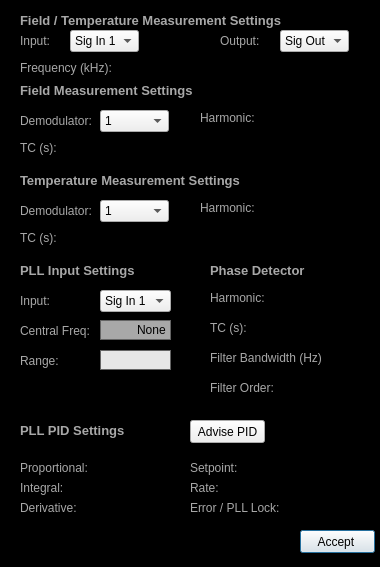
Old version of the form Scanner GUI/ApproachModule/MeasurementSettings.ui in the repository afylab/nanoSQUID-Scanning-Software.
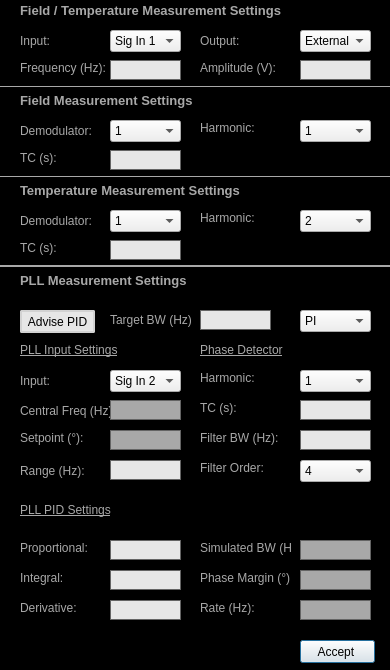
New version of the form.

```diff
--- a/Scanner GUI/ApproachModule/MeasurementSettings.ui
+++ b/Scanner GUI/ApproachModule/MeasurementSettings.ui
@@ -6,8 +6,8 @@
    <rect>
     <x>0</x>
     <y>0</y>
-    <width>380</width>
-    <height>567</height>
+    <width>390</width>
+    <height>670</height>
    </rect>
   </property>
   <property name="sizePolicy">
@@ -24,8 +24,8 @@
   </property>
   <property name="maximumSize">
    <size>
-    <width>380</width>
-    <height>600</height>
+    <width>500</width>
+    <height>800</height>
    </size>
   </property>
   <property name="windowTitle">
@@ -48,16 +48,15 @@
    <property name="geometry">
     <rect>
      <x>20</x>
-     <y>260</y>
+     <y>340</y>
      <width>121</width>
      <height>20</height>
     </rect>
    </property>
    <property name="font">
     <font>
-     <pointsize>10</pointsize>
-     <weight>75</weight>
-     <bold>true</bold>
+     <pointsize>9</pointsize>
+     <underline>true</underline>
     </font>
    </property>
    <property name="styleSheet">
@@ -76,7 +75,7 @@
    <property name="geometry">
     <rect>
      <x>300</x>
-     <y>530</y>
+     <y>640</y>
      <width>75</width>
      <height>23</height>
     </rect>
@@ -89,7 +88,7 @@
    <property name="geometry">
     <rect>
      <x>20</x>
-     <y>460</y>
+     <y>540</y>
      <width>71</width>
      <height>16</height>
     </rect>
@@ -102,7 +101,7 @@
    <property name="geometry">
     <rect>
      <x>20</x>
-     <y>480</y>
+     <y>570</y>
      <width>51</width>
      <height>16</height>
     </rect>
@@ -111,24 +110,11 @@
     <string>Integral:</string>
    </property>
   </widget>
-  <widget class="QPushButton" name="pushButton_2">
-   <property name="geometry">
-    <rect>
-     <x>190</x>
-     <y>420</y>
-     <width>75</width>
-     <height>23</height>
-    </rect>
-   </property>
-   <property name="text">
-    <string>Advise PID</string>
-   </property>
-  </widget>
   <widget class="QLabel" name="label_2">
    <property name="geometry">
     <rect>
      <x>20</x>
-     <y>500</y>
+     <y>600</y>
      <width>71</width>
      <height>16</height>
     </rect>
@@ -141,33 +127,33 @@
    <property name="geometry">
     <rect>
      <x>20</x>
-     <y>320</y>
-     <width>71</width>
+     <y>400</y>
+     <width>91</width>
      <height>22</height>
     </rect>
    </property>
    <property name="text">
-    <string>Central Freq:</string>
+    <string>Central Freq (Hz):</string>
    </property>
   </widget>
   <widget class="QLabel" name="label_5">
    <property name="geometry">
     <rect>
-     <x>210</x>
-     <y>350</y>
+     <x>200</x>
+     <y>430</y>
      <width>111</width>
      <height>16</height>
     </rect>
    </property>
    <property name="text">
-    <string>Filter Bandwidth (Hz):</string>
+    <string>Filter BW (Hz):</string>
    </property>
   </widget>
   <widget class="QLabel" name="label_6">
    <property name="geometry">
     <rect>
      <x>20</x>
-     <y>290</y>
+     <y>370</y>
      <width>71</width>
      <height>22</height>
     </rect>
@@ -180,29 +166,30 @@
    <property name="geometry">
     <rect>
      <x>20</x>
-     <y>350</y>
+     <y>460</y>
      <width>71</width>
      <height>22</height>
     </rect>
    </property>
    <property name="text">
-    <string>Range:</string>
+    <string>Range (Hz):</string>
    </property>
   </widget>
   <widget class="QLabel" name="label_title_2">
    <property name="geometry">
     <rect>
-     <x>210</x>
-     <y>260</y>
+     <x>200</x>
+     <y>340</y>
      <width>111</width>
      <height>20</height>
     </rect>
    </property>
    <property name="font">
     <font>
-     <pointsize>10</pointsize>
-     <weight>75</weight>
-     <bold>true</bold>
+     <pointsize>9</pointsize>
+     <weight>50</weight>
+     <bold>false</bold>
+     <underline>true</underline>
     </font>
    </property>
    <property name="styleSheet">
@@ -220,8 +207,8 @@
   <widget class="QLabel" name="label_8">
    <property name="geometry">
     <rect>
-     <x>210</x>
-     <y>290</y>
+     <x>200</x>
+     <y>370</y>
      <width>71</width>
      <height>16</height>
     </rect>
@@ -233,8 +220,8 @@
   <widget class="QLabel" name="label_9">
    <property name="geometry">
     <rect>
-     <x>210</x>
-     <y>320</y>
+     <x>200</x>
+     <y>400</y>
      <width>71</width>
      <height>16</height>
     </rect>
@@ -246,8 +233,8 @@
   <widget class="QLabel" name="label_10">
    <property name="geometry">
     <rect>
-     <x>210</x>
-     <y>380</y>
+     <x>200</x>
+     <y>460</y>
      <width>111</width>
      <height>16</height>
     </rect>
@@ -260,16 +247,17 @@
    <property name="geometry">
     <rect>
      <x>20</x>
-     <y>420</y>
+     <y>500</y>
      <width>111</width>
      <height>20</height>
     </rect>
    </property>
    <property name="font">
     <font>
-     <pointsize>10</pointsize>
-     <weight>75</weight>
-     <bold>true</bold>
+     <pointsize>9</pointsize>
+     <weight>50</weight>
+     <bold>false</bold>
+     <underline>true</underline>
     </font>
    </property>
    <property name="styleSheet">
@@ -287,104 +275,74 @@
   <widget class="QLabel" name="label_11">
    <property name="geometry">
     <rect>
-     <x>190</x>
-     <y>460</y>
-     <width>71</width>
+     <x>200</x>
+     <y>540</y>
+     <width>91</width>
      <height>16</height>
     </rect>
    </property>
    <property name="text">
-    <string>Setpoint:</string>
+    <string>Simulated BW (Hz):</string>
    </property>
   </widget>
   <widget class="QLabel" name="label_12">
    <property name="geometry">
     <rect>
-     <x>190</x>
-     <y>480</y>
+     <x>200</x>
+     <y>600</y>
      <width>71</width>
      <height>16</height>
     </rect>
    </property>
    <property name="text">
-    <string>Rate:</string>
+    <string>Rate (Hz):</string>
    </property>
   </widget>
-  <widget class="QLabel" name="label_13">
+  <widget class="QLineEdit" name="lineEdit_PLL_CenterFreq">
    <property name="geometry">
     <rect>
-     <x>190</x>
-     <y>500</y>
-     <width>111</width>
-     <height>16</height>
-    </rect>
-   </property>
-   <property name="text">
-    <string>Error / PLL Lock:</string>
-   </property>
-  </widget>
-  <widget class="QComboBox" name="comboBox">
-   <property name="geometry">
-    <rect>
-     <x>100</x>
-     <y>290</y>
-     <width>71</width>
-     <height>22</height>
-    </rect>
-   </property>
-   <property name="currentText">
-    <string notr="true">Sig In 1</string>
-   </property>
-   <property name="currentIndex">
-    <number>0</number>
-   </property>
-   <item>
-    <property name="text">
-     <string>Sig In 1</string>
-    </property>
-   </item>
-   <item>
-    <property name="text">
-     <string>Sig In 2</string>
-    </property>
-   </item>
-  </widget>
-  <widget class="QLineEdit" name="lineEdit_CenterFreq">
-   <property name="geometry">
-    <rect>
-     <x>100</x>
-     <y>320</y>
+     <x>110</x>
+     <y>400</y>
      <width>71</width>
      <height>20</height>
     </rect>
    </property>
    <property name="styleSheet">
-    <string notr="true">#lineEdit_CenterFreq{
+    <string notr="true">#lineEdit_PLL_CenterFreq{
 background: rgb(168,168,168);
 }</string>
    </property>
    <property name="text">
-    <string>None</string>
+    <string/>
    </property>
    <property name="alignment">
     <set>Qt::AlignRight|Qt::AlignTrailing|Qt::AlignVCenter</set>
    </property>
+   <property name="readOnly">
+    <bool>true</bool>
+   </property>
   </widget>
   <widget class="QLineEdit" name="lineEdit_2">
    <property name="geometry">
     <rect>
-     <x>100</x>
-     <y>350</y>
+     <x>110</x>
+     <y>460</y>
      <width>71</width>
      <height>20</height>
     </rect>
    </property>
+   <property name="text">
+    <string/>
+   </property>
+   <property name="alignment">
+    <set>Qt::AlignRight|Qt::AlignTrailing|Qt::AlignVCenter</set>
+   </property>
   </widget>
   <widget class="QLabel" name="label_title_4">
    <property name="geometry">
     <rect>
      <x>20</x>
-     <y>80</y>
+     <y>90</y>
      <width>311</width>
      <height>20</height>
     </rect>
@@ -412,7 +370,7 @@
    <property name="geometry">
     <rect>
      <x>20</x>
-     <y>140</y>
+     <y>150</y>
      <width>71</width>
      <height>16</height>
     </rect>
@@ -425,7 +383,7 @@
    <property name="geometry">
     <rect>
      <x>200</x>
-     <y>110</y>
+     <y>120</y>
      <width>61</width>
      <height>16</height>
     </rect>
@@ -438,7 +396,7 @@
    <property name="geometry">
     <rect>
      <x>20</x>
-     <y>170</y>
+     <y>180</y>
      <width>311</width>
      <height>20</height>
     </rect>
@@ -465,12 +423,15 @@
   <widget class="QComboBox" name="comboBox_3">
    <property name="geometry">
     <rect>
-     <x>280</x>
+     <x>300</x>
      <y>30</y>
-     <width>69</width>
+     <width>71</width>
      <height>22</height>
     </rect>
    </property>
+   <property name="currentIndex">
+    <number>2</number>
+   </property>
    <item>
     <property name="text">
      <string>Sig Out 1</string>
@@ -490,7 +451,7 @@
   <widget class="QLabel" name="label_15">
    <property name="geometry">
     <rect>
-     <x>220</x>
+     <x>200</x>
      <y>30</y>
      <width>51</width>
      <height>22</height>
@@ -516,9 +477,9 @@
   <widget class="QComboBox" name="comboBox_2">
    <property name="geometry">
     <rect>
-     <x>70</x>
+     <x>110</x>
      <y>30</y>
-     <width>69</width>
+     <width>71</width>
      <height>22</height>
     </rect>
    </property>
@@ -537,7 +498,7 @@
    <property name="geometry">
     <rect>
      <x>20</x>
-     <y>10</y>
+     <y>0</y>
      <width>311</width>
      <height>20</height>
     </rect>
@@ -565,7 +526,7 @@
    <property name="geometry">
     <rect>
      <x>20</x>
-     <y>110</y>
+     <y>120</y>
      <width>71</width>
      <height>22</height>
     </rect>
@@ -577,9 +538,9 @@
   <widget class="QComboBox" name="comboBox_4">
    <property name="geometry">
     <rect>
-     <x>100</x>
-     <y>110</y>
-     <width>69</width>
+     <x>110</x>
+     <y>120</y>
+     <width>71</width>
      <height>22</height>
     </rect>
    </property>
@@ -624,14 +585,14 @@
     </rect>
    </property>
    <property name="text">
-    <string>Frequency (kHz):</string>
+    <string>Frequency (Hz):</string>
    </property>
   </widget>
   <widget class="QLabel" name="label_20">
    <property name="geometry">
     <rect>
      <x>20</x>
-     <y>230</y>
+     <y>240</y>
      <width>71</width>
      <height>16</height>
     </rect>
@@ -644,7 +605,7 @@
    <property name="geometry">
     <rect>
      <x>200</x>
-     <y>200</y>
+     <y>210</y>
      <width>61</width>
      <height>16</height>
     </rect>
@@ -656,9 +617,9 @@
   <widget class="QComboBox" name="comboBox_5">
    <property name="geometry">
     <rect>
-     <x>100</x>
-     <y>200</y>
-     <width>69</width>
+     <x>110</x>
+     <y>210</y>
+     <width>71</width>
      <height>22</height>
     </rect>
    </property>
@@ -697,7 +658,7 @@
    <property name="geometry">
     <rect>
      <x>20</x>
-     <y>200</y>
+     <y>210</y>
      <width>71</width>
      <height>22</height>
     </rect>
@@ -706,6 +667,702 @@
     <string>Demodulator:</string>
    </property>
   </widget>
+  <widget class="QComboBox" name="comboBox_PLL_Input">
+   <property name="geometry">
+    <rect>
+     <x>110</x>
+     <y>370</y>
+     <width>71</width>
+     <height>22</height>
+    </rect>
+   </property>
+   <property name="currentIndex">
+    <number>1</number>
+   </property>
+   <item>
+    <property name="text">
+     <string>Sig In 1</string>
+    </property>
+   </item>
+   <item>
+    <property name="text">
+     <string>Sig In 2</string>
+    </property>
+   </item>
+  </widget>
+  <widget class="QComboBox" name="comboBox_PLL_Harmonic">
+   <property name="geometry">
+    <rect>
+     <x>300</x>
+     <y>370</y>
+     <width>71</width>
+     <height>22</height>
+    </rect>
+   </property>
+   <item>
+    <property name="text">
+     <string>1</string>
+    </property>
+   </item>
+   <item>
+    <property name="text">
+     <string>2</string>
+    </property>
+   </item>
+   <item>
+    <property name="text">
+     <string>3</string>
+    </property>
+   </item>
+   <item>
+    <property name="text">
+     <string>4</string>
+    </property>
+   </item>
+   <item>
+    <property name="text">
+     <string>5</string>
+    </property>
+   </item>
+   <item>
+    <property name="text">
+     <string>6</string>
+    </property>
+   </item>
+   <item>
+    <property name="text">
+     <string>7</string>
+    </property>
+   </item>
+   <item>
+    <property name="text">
+     <string>8</string>
+    </property>
+   </item>
+  </widget>
+  <widget class="QLineEdit" name="lineEdit_PLL_TC">
+   <property name="geometry">
+    <rect>
+     <x>300</x>
+     <y>400</y>
+     <width>71</width>
+     <height>20</height>
+    </rect>
+   </property>
+   <property name="text">
+    <string/>
+   </property>
+   <property name="alignment">
+    <set>Qt::AlignRight|Qt::AlignTrailing|Qt::AlignVCenter</set>
+   </property>
+  </widget>
+  <widget class="QLabel" name="label_title_7">
+   <property name="geometry">
+    <rect>
+     <x>20</x>
+     <y>270</y>
+     <width>181</width>
+     <height>20</height>
+    </rect>
+   </property>
+   <property name="font">
+    <font>
+     <pointsize>10</pointsize>
+     <weight>75</weight>
+     <bold>true</bold>
+    </font>
+   </property>
+   <property name="styleSheet">
+    <string notr="true">#label_title{
+color:rgb(168,168,168)
+}</string>
+   </property>
+   <property name="text">
+    <string>PLL Measurement Settings</string>
+   </property>
+   <property name="alignment">
+    <set>Qt::AlignLeading|Qt::AlignLeft|Qt::AlignVCenter</set>
+   </property>
+  </widget>
+  <widget class="QLineEdit" name="lineEdit_PLL_FilterBW">
+   <property name="geometry">
+    <rect>
+     <x>300</x>
+     <y>430</y>
+     <width>71</width>
+     <height>20</height>
+    </rect>
+   </property>
+   <property name="text">
+    <string/>
+   </property>
+   <property name="alignment">
+    <set>Qt::AlignRight|Qt::AlignTrailing|Qt::AlignVCenter</set>
+   </property>
+  </widget>
+  <widget class="QLineEdit" name="lineEdit_FT_Freq">
+   <property name="geometry">
+    <rect>
+     <x>110</x>
+     <y>60</y>
+     <width>71</width>
+     <height>20</height>
+    </rect>
+   </property>
+   <property name="text">
+    <string/>
+   </property>
+   <property name="alignment">
+    <set>Qt::AlignRight|Qt::AlignTrailing|Qt::AlignVCenter</set>
+   </property>
+  </widget>
+  <widget class="QLineEdit" name="lineEdit_F_TC">
+   <property name="geometry">
+    <rect>
+     <x>110</x>
+     <y>150</y>
+     <width>71</width>
+     <height>20</height>
+    </rect>
+   </property>
+   <property name="text">
+    <string/>
+   </property>
+   <property name="alignment">
+    <set>Qt::AlignRight|Qt::AlignTrailing|Qt::AlignVCenter</set>
+   </property>
+  </widget>
+  <widget class="QComboBox" name="comboBox_F_Harmonic">
+   <property name="geometry">
+    <rect>
+     <x>300</x>
+     <y>120</y>
+     <width>71</width>
+     <height>22</height>
+    </rect>
+   </property>
+   <item>
+    <property name="text">
+     <string>1</string>
+    </property>
+   </item>
+   <item>
+    <property name="text">
+     <string>2</string>
+    </property>
+   </item>
+   <item>
+    <property name="text">
+     <string>3</string>
+    </property>
+   </item>
+   <item>
+    <property name="text">
+     <string>4</string>
+    </property>
+   </item>
+   <item>
+    <property name="text">
+     <string>5</string>
+    </property>
+   </item>
+   <item>
+    <property name="text">
+     <string>6</string>
+    </property>
+   </item>
+   <item>
+    <property name="text">
+     <string>7</string>
+    </property>
+   </item>
+   <item>
+    <property name="text">
+     <string>8</string>
+    </property>
+   </item>
+  </widget>
+  <widget class="QComboBox" name="comboBox_T_Harmonic">
+   <property name="geometry">
+    <rect>
+     <x>300</x>
+     <y>210</y>
+     <width>71</width>
+     <height>22</height>
+    </rect>
+   </property>
+   <property name="currentIndex">
+    <number>1</number>
+   </property>
+   <item>
+    <property name="text">
+     <string>1</string>
+    </property>
+   </item>
+   <item>
+    <property name="text">
+     <string>2</string>
+    </property>
+   </item>
+   <item>
+    <property name="text">
+     <string>3</string>
+    </property>
+   </item>
+   <item>
+    <property name="text">
+     <string>4</string>
+    </property>
+   </item>
+   <item>
+    <property name="text">
+     <string>5</string>
+    </property>
+   </item>
+   <item>
+    <property name="text">
+     <string>6</string>
+    </property>
+   </item>
+   <item>
+    <property name="text">
+     <string>7</string>
+    </property>
+   </item>
+   <item>
+    <property name="text">
+     <string>8</string>
+    </property>
+   </item>
+  </widget>
+  <widget class="Line" name="line_2">
+   <property name="geometry">
+    <rect>
+     <x>0</x>
+     <y>265</y>
+     <width>405</width>
+     <height>3</height>
+    </rect>
+   </property>
+   <property name="styleSheet">
+    <string notr="true">#line_2{
+color:rgb(168,168,168)
+}</string>
+   </property>
+   <property name="frameShadow">
+    <enum>QFrame::Plain</enum>
+   </property>
+   <property name="lineWidth">
+    <number>2</number>
+   </property>
+   <property name="orientation">
+    <enum>Qt::Horizontal</enum>
+   </property>
+  </widget>
+  <widget class="Line" name="line_3">
+   <property name="geometry">
+    <rect>
+     <x>0</x>
+     <y>175</y>
+     <width>405</width>
+     <height>3</height>
+    </rect>
+   </property>
+   <property name="styleSheet">
+    <string notr="true">#line_3{
+color:rgb(168,168,168)
+}</string>
+   </property>
+   <property name="frameShadow">
+    <enum>QFrame::Plain</enum>
+   </property>
+   <property name="lineWidth">
+    <number>1</number>
+   </property>
+   <property name="orientation">
+    <enum>Qt::Horizontal</enum>
+   </property>
+  </widget>
+  <widget class="Line" name="line_4">
+   <property name="geometry">
+    <rect>
+     <x>0</x>
+     <y>85</y>
+     <width>405</width>
+     <height>3</height>
+    </rect>
+   </property>
+   <property name="styleSheet">
+    <string notr="true">#line_4{
+color:rgb(168,168,168)
+}</string>
+   </property>
+   <property name="frameShadow">
+    <enum>QFrame::Plain</enum>
+   </property>
+   <property name="lineWidth">
+    <number>1</number>
+   </property>
+   <property name="orientation">
+    <enum>Qt::Horizontal</enum>
+   </property>
+  </widget>
+  <widget class="QLineEdit" name="lineEdit_T_TC">
+   <property name="geometry">
+    <rect>
+     <x>110</x>
+     <y>240</y>
+     <width>71</width>
+     <height>20</height>
+    </rect>
+   </property>
+   <property name="text">
+    <string/>
+   </property>
+   <property name="alignment">
+    <set>Qt::AlignRight|Qt::AlignTrailing|Qt::AlignVCenter</set>
+   </property>
+  </widget>
+  <widget class="QComboBox" name="comboBox_PLL_FilterOrder">
+   <property name="geometry">
+    <rect>
+     <x>300</x>
+     <y>460</y>
+     <width>71</width>
+     <height>22</height>
+    </rect>
+   </property>
+   <property name="currentIndex">
+    <number>3</number>
+   </property>
+   <item>
+    <property name="text">
+     <string>1</string>
+    </property>
+   </item>
+   <item>
+    <property name="text">
+     <string>2</string>
+    </property>
+   </item>
+   <item>
+    <property name="text">
+     <string>3</string>
+    </property>
+   </item>
+   <item>
+    <property name="text">
+     <string>4</string>
+    </property>
+   </item>
+   <item>
+    <property name="text">
+     <string>5</string>
+    </property>
+   </item>
+   <item>
+    <property name="text">
+     <string>6</string>
+    </property>
+   </item>
+   <item>
+    <property name="text">
+     <string>7</string>
+    </property>
+   </item>
+   <item>
+    <property name="text">
+     <string>8</string>
+    </property>
+   </item>
+  </widget>
+  <widget class="QLineEdit" name="lineEdit_PLL_I">
+   <property name="geometry">
+    <rect>
+     <x>110</x>
+     <y>570</y>
+     <width>71</width>
+     <height>20</height>
+    </rect>
+   </property>
+   <property name="text">
+    <string/>
+   </property>
+   <property name="alignment">
+    <set>Qt::AlignRight|Qt::AlignTrailing|Qt::AlignVCenter</set>
+   </property>
+  </widget>
+  <widget class="QLineEdit" name="lineEdit_PLL_P">
+   <property name="geometry">
+    <rect>
+     <x>110</x>
+     <y>540</y>
+     <width>71</width>
+     <height>20</height>
+    </rect>
+   </property>
+   <property name="text">
+    <string/>
+   </property>
+   <property name="alignment">
+    <set>Qt::AlignRight|Qt::AlignTrailing|Qt::AlignVCenter</set>
+   </property>
+  </widget>
+  <widget class="QLineEdit" name="lineEdit_PLL_D">
+   <property name="geometry">
+    <rect>
+     <x>110</x>
+     <y>600</y>
+     <width>71</width>
+     <height>20</height>
+    </rect>
+   </property>
+   <property name="text">
+    <string/>
+   </property>
+   <property name="alignment">
+    <set>Qt::AlignRight|Qt::AlignTrailing|Qt::AlignVCenter</set>
+   </property>
+  </widget>
+  <widget class="QLineEdit" name="lineEdit_PLL_Rate">
+   <property name="geometry">
+    <rect>
+     <x>300</x>
+     <y>600</y>
+     <width>71</width>
+     <height>20</height>
+    </rect>
+   </property>
+   <property name="styleSheet">
+    <string notr="true">#lineEdit_PLL_Rate{
+background: rgb(168,168,168)
+}</string>
+   </property>
+   <property name="text">
+    <string/>
+   </property>
+   <property name="alignment">
+    <set>Qt::AlignRight|Qt::AlignTrailing|Qt::AlignVCenter</set>
+   </property>
+   <property name="readOnly">
+    <bool>true</bool>
+   </property>
+  </widget>
+  <widget class="QLineEdit" name="lineEdit_PLL_SimBW">
+   <property name="geometry">
+    <rect>
+     <x>300</x>
+     <y>540</y>
+     <width>71</width>
+     <height>20</height>
+    </rect>
+   </property>
+   <property name="styleSheet">
+    <string notr="true">#lineEdit_PLL_SimBW{
+background: rgb(168,168,168)
+}</string>
+   </property>
+   <property name="text">
+    <string/>
+   </property>
+   <property name="alignment">
+    <set>Qt::AlignRight|Qt::AlignTrailing|Qt::AlignVCenter</set>
+   </property>
+   <property name="readOnly">
+    <bool>true</bool>
+   </property>
+  </widget>
+  <widget class="QLabel" name="label_23">
+   <property name="geometry">
+    <rect>
+     <x>20</x>
+     <y>430</y>
+     <width>71</width>
+     <height>16</height>
+    </rect>
+   </property>
+   <property name="text">
+    <string>Setpoint (°):</string>
+   </property>
+  </widget>
+  <widget class="QLineEdit" name="lineEdit_PLL_phaseSetPoint">
+   <property name="geometry">
+    <rect>
+     <x>110</x>
+     <y>430</y>
+     <width>71</width>
+     <height>20</height>
+    </rect>
+   </property>
+   <property name="styleSheet">
+    <string notr="true">#lineEdit_PLL_phaseSetPoint{
+background: rgb(168,168,168);
+}</string>
+   </property>
+   <property name="text">
+    <string/>
+   </property>
+   <property name="alignment">
+    <set>Qt::AlignRight|Qt::AlignTrailing|Qt::AlignVCenter</set>
+   </property>
+   <property name="readOnly">
+    <bool>true</bool>
+   </property>
+  </widget>
+  <widget class="QLineEdit" name="lineEdit_PLL_PM">
+   <property name="geometry">
+    <rect>
+     <x>300</x>
+     <y>570</y>
+     <width>71</width>
+     <height>20</height>
+    </rect>
+   </property>
+   <property name="styleSheet">
+    <string notr="true">#lineEdit_PLL_PM{
+background: rgb(168,168,168)
+}</string>
+   </property>
+   <property name="text">
+    <string/>
+   </property>
+   <property name="alignment">
+    <set>Qt::AlignRight|Qt::AlignTrailing|Qt::AlignVCenter</set>
+   </property>
+   <property name="readOnly">
+    <bool>true</bool>
+   </property>
+  </widget>
+  <widget class="QLabel" name="label_13">
+   <property name="geometry">
+    <rect>
+     <x>200</x>
+     <y>570</y>
+     <width>91</width>
+     <height>16</height>
+    </rect>
+   </property>
+   <property name="text">
+    <string>Phase Margin (°):</string>
+   </property>
+  </widget>
+  <widget class="QLineEdit" name="lineEdit_TargetBW">
+   <property name="geometry">
+    <rect>
+     <x>200</x>
+     <y>310</y>
+     <width>71</width>
+     <height>20</height>
+    </rect>
+   </property>
+   <property name="text">
+    <string/>
+   </property>
+   <property name="alignment">
+    <set>Qt::AlignRight|Qt::AlignTrailing|Qt::AlignVCenter</set>
+   </property>
+  </widget>
+  <widget class="QLabel" name="label_24">
+   <property name="geometry">
+    <rect>
+     <x>110</x>
+     <y>310</y>
+     <width>91</width>
+     <height>20</height>
+    </rect>
+   </property>
+   <property name="text">
+    <string>Target BW (Hz)</string>
+   </property>
+  </widget>
+  <widget class="QPushButton" name="push_AdvisePID">
+   <property name="geometry">
+    <rect>
+     <x>20</x>
+     <y>310</y>
+     <width>75</width>
+     <height>23</height>
+    </rect>
+   </property>
+   <property name="styleSheet">
+    <string notr="true">#push_AdvisePID{
+background-color: rgb(230,230,230);
+border: 2px solid rgb(210,210,210);
+border-radius: 2px;
+}</string>
+   </property>
+   <property name="text">
+    <string>Advise PID</string>
+   </property>
+   <property name="flat">
+    <bool>false</bool>
+   </property>
+  </widget>
+  <widget class="QComboBox" name="comboBox_PLL_Advise">
+   <property name="geometry">
+    <rect>
+     <x>300</x>
+     <y>310</y>
+     <width>71</width>
+     <height>22</height>
+    </rect>
+   </property>
+   <property name="currentIndex">
+    <number>2</number>
+   </property>
+   <item>
+    <property name="text">
+     <string>P</string>
+    </property>
+   </item>
+   <item>
+    <property name="text">
+     <string>I</string>
+    </property>
+   </item>
+   <item>
+    <property name="text">
+     <string>PI</string>
+    </property>
+   </item>
+   <item>
+    <property name="text">
+     <string>PID</string>
+    </property>
+   </item>
+  </widget>
+  <widget class="QLabel" name="label_25">
+   <property name="geometry">
+    <rect>
+     <x>200</x>
+     <y>60</y>
+     <width>91</width>
+     <height>16</height>
+    </rect>
+   </property>
+   <property name="text">
+    <string>Amplitude (V):</string>
+   </property>
+  </widget>
+  <widget class="QLineEdit" name="lineEdit_FT_Amp">
+   <property name="enabled">
+    <bool>true</bool>
+   </property>
+   <property name="geometry">
+    <rect>
+     <x>300</x>
+     <y>60</y>
+     <width>71</width>
+     <height>20</height>
+    </rect>
+   </property>
+   <property name="text">
+    <string/>
+   </property>
+   <property name="alignment">
+    <set>Qt::AlignRight|Qt::AlignTrailing|Qt::AlignVCenter</set>
+   </property>
+  </widget>
  </widget>
  <tabstops>
   <tabstop>pushButton</tabstop>
```
Left out of the diff: 10 changed lines with no effect on the pictures.
